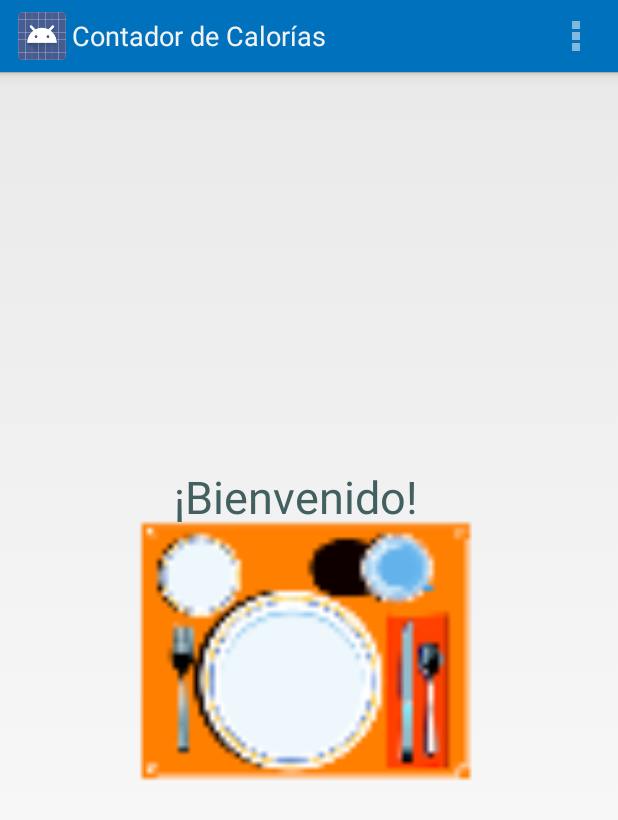
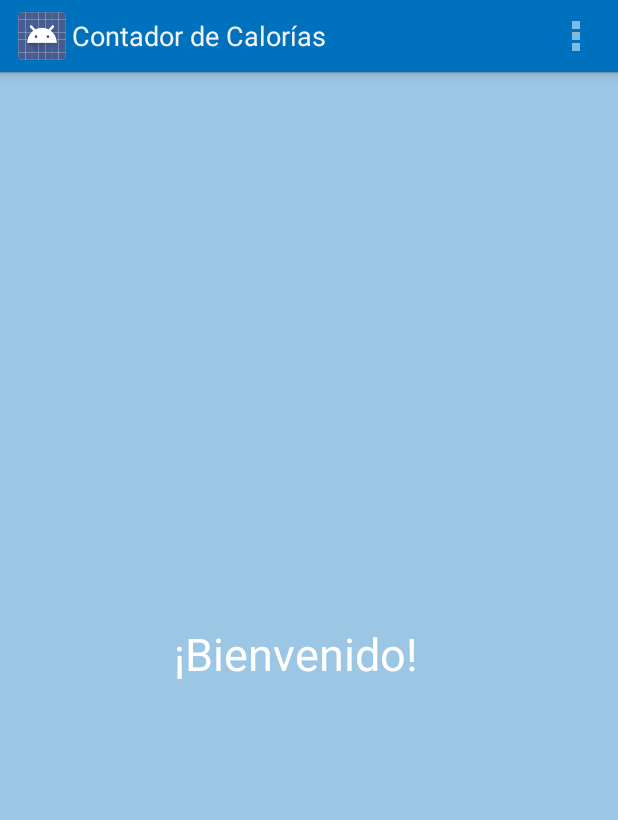
Before and after one commit to OmarCantu/proyecto_se_ii, an Android app: the screen it shows after launch (MainActivity), on a phone screen of 412 x 824 dp. Shown: the top 820 px of the screen. Run offline under Robolectric (Android 15) with nearby library versions, the phone set to English and light mode, and no system bars.

Commit message:
Cálculo de meta de calorías diarias añadido
Cálculo de meta de calorías diarias añadido. Cambio en layout principal
en versión smartphone, para que se vea como en versión tablet.

```diff
--- a/ContadordeCalorias/app/src/main/res/layout/activity_main.xml
+++ b/ContadordeCalorias/app/src/main/res/layout/activity_main.xml
@@ -2,27 +2,20 @@
     xmlns:tools="http://schemas.android.com/tools"
     android:layout_width="fill_parent"
     android:layout_height="fill_parent"
-    android:orientation="horizontal">
-
-    <ImageView
-        android:layout_width="250sp"
-        android:layout_height="250sp"
-        android:id="@+id/imageView"
-        android:src="@drawable/plato"
-        android:layout_centerVertical="true"
-        android:layout_centerHorizontal="true" />
+    android:orientation="horizontal"
+    android:background="@color/celeste_opaco">
 
     <TextView
         android:layout_width="180dp"
         android:layout_height="wrap_content"
         android:text="@string/bienvenida"
         android:id="@+id/bienvenida"
-        android:textSize="30sp" android:textColor="@color/gris_oscuro"
+        android:textSize="30sp" android:textColor="@color/blanco"
         android:layout_gravity="center"
         android:layout_row="0"
         android:layout_column="0"
-        android:layout_alignTop="@+id/imageView"
-        android:layout_centerHorizontal="true" />
+        android:layout_centerHorizontal="true"
+        android:layout_centerVertical="true" />
 
     <!--<Button
         android:layout_width="wrap_content"
```
Also changed, not shown: ContadordeCalorias/app/src/main/java/cc/se2/uanl/edu/contadordecalorias/PerfilActivity.java (+73 -11 lines).
